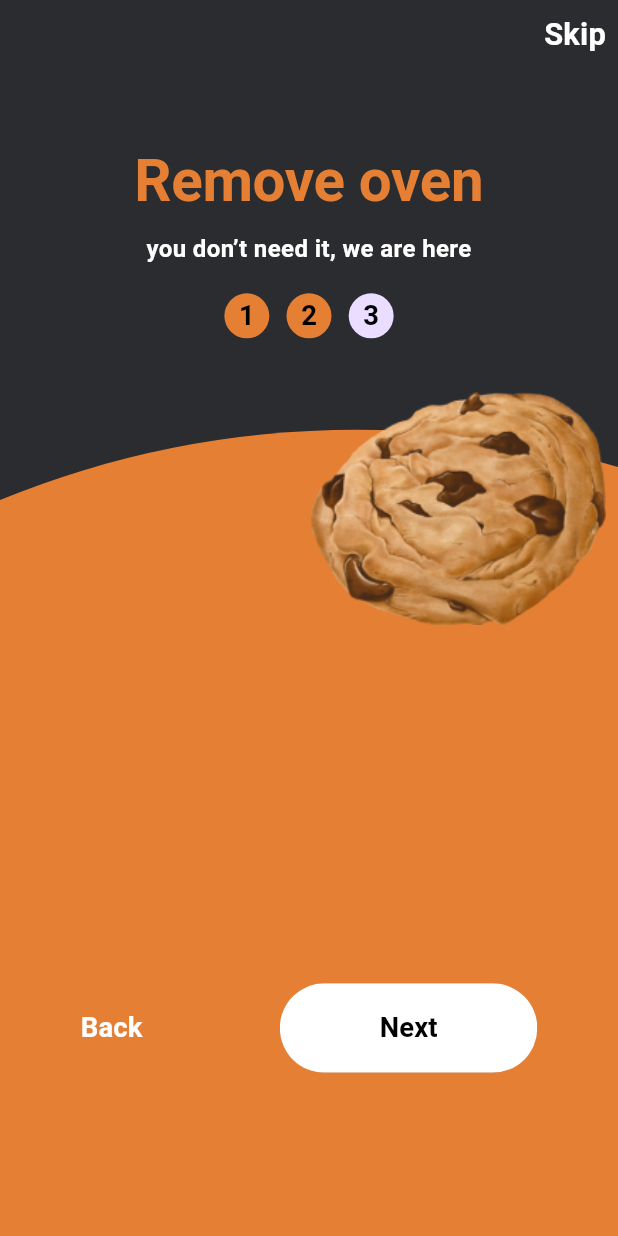
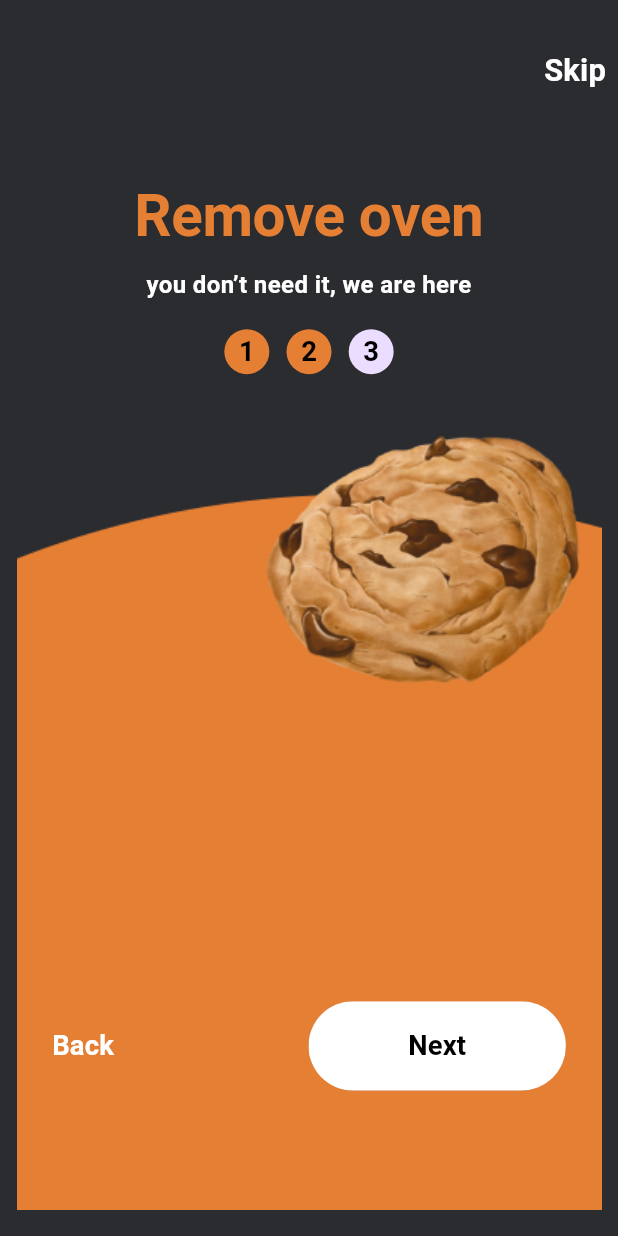
Before and after one commit to hassan553/cookies, a Flutter app: the OnBoardingSecondView screen opened directly, on a phone screen of 412 x 824 dp. Run offline on Flutter 3.47's test engine with Material 3 defaults, Android fonts, the phone set to English and light mode, and no system bars; our stand-ins replace animated_notch_bottom_bar, dartz, device_preview, dio, flutter_screenutil, shared_preferences; accounts and stored records are empty; Roboto replaces fonts that are missing (Montserrat).

Commit message:
edit onboarding pages

```diff
--- a/lib/core/utils/app_assets.dart
+++ b/lib/core/utils/app_assets.dart
@@ -49,6 +49,18 @@ class Assets {
   /// assets/images/home.png
   static const String imagesHome = "assets/images/home.png";
 
+  /// Assets for imagesOnboarding1
+  /// assets/images/onboarding1.png
+  static const String imagesOnboarding1 = "assets/images/onboarding1.png";
+
+  /// Assets for imagesOnboarding2
+  /// assets/images/onboarding2.png
+  static const String imagesOnboarding2 = "assets/images/onboarding2.png";
+
+  /// Assets for imagesOnboarding3
+  /// assets/images/onboarding3.png
+  static const String imagesOnboarding3 = "assets/images/onboarding3.png";
+
   /// Assets for imagesOnboardingPerson
   /// assets/images/onboarding_person.png
   static const String imagesOnboardingPerson = "assets/images/onboarding_person.png";
--- a/lib/features/auth/presentation/views/home_view.dart
+++ b/lib/features/auth/presentation/views/home_view.dart
@@ -168,7 +168,7 @@ class CookiesWidget extends StatelessWidget {
       Container(
         height: 130.h,
         width: 150.w,
-        alignment: Alignment.center,
+        alignment: Alignment.bottomCenter,
         padding:
             const EdgeInsetsDirectional.symmetric(horizontal: 20, vertical: 10),
         decoration: const BoxDecoration(
--- a/lib/features/auth/presentation/views/register_view.dart
+++ b/lib/features/auth/presentation/views/register_view.dart
@@ -1,9 +1,11 @@
+import 'package:cookies/core/extension/navigation_extension.dart';
 import 'package:cookies/core/extension/text_theme_extension.dart';
 import 'package:cookies/core/functions/check_orientation.dart';
 import 'package:cookies/core/utils/app_assets.dart';
 import 'package:cookies/core/widgets/custom_button.dart';
 import 'package:cookies/core/widgets/custom_text_button.dart';
 import 'package:cookies/core/widgets/custom_text_field.dart';
+import 'package:cookies/features/auth/presentation/views/login_view.dart';
 import 'package:flutter/material.dart';
 import 'package:flutter_screenutil/flutter_screenutil.dart';
 
@@ -72,7 +74,7 @@ class RegisterView extends StatelessWidget {
                   children: [
                     Text('Have an account? ', style: context.f14700),
                     CustomTextButton(
-                      onTap: () {},
+                      onTap: () => context.navigateToPage(const LoginView()),
                       text: 'Sign In',
                       style: context.f14700
                           ?.copyWith(color: AppColors.primaryColor),
--- a/lib/features/onboarding/presentation/views/onboarding2_view.dart
+++ b/lib/features/onboarding/presentation/views/onboarding2_view.dart
@@ -1,14 +1,16 @@
 // ignore_for_file: avoid_unnecessary_containers
 
+import 'package:cookies/core/extension/navigation_extension.dart';
 import 'package:cookies/core/extension/text_theme_extension.dart';
 import 'package:cookies/core/utils/app_colors.dart';
 import 'package:cookies/core/widgets/custom_button.dart';
 import 'package:cookies/core/widgets/custom_text_button.dart';
-import 'package:cookies/features/onboarding/presentation/widgets/onboarding_background_painter.dart';
+import 'package:cookies/features/onboarding/presentation/views/onboarding3_view.dart';
 import 'package:flutter/material.dart';
 import 'package:flutter_screenutil/flutter_screenutil.dart';
 
 import '../../../../core/utils/app_assets.dart';
+import '../../../auth/presentation/views/login_view.dart';
 
 class OnBoardingSecondView extends StatelessWidget {
   const OnBoardingSecondView({super.key});
@@ -17,29 +19,37 @@ class OnBoardingSecondView extends StatelessWidget {
   Widget build(BuildContext context) {
     return Scaffold(
       body: SafeArea(
+        child: SizedBox(
+          width: ScreenUtil().screenWidth,
+          height: ScreenUtil().screenHeight,
           child: SingleChildScrollView(
-          child: Padding(
-            padding: const EdgeInsetsDirectional.all(8.0),
             child: Stack(
-              alignment: AlignmentDirectional.topCenter,
+              alignment: Alignment.bottomCenter,
               children: [
-                CustomPaint(
-                  size: Size(ScreenUtil().screenWidth, 700),
-                  painter: RPSCustomPainter2(),
-                ),
+                Image.asset(Assets.imagesOnboarding2),
                 Column(
                   mainAxisAlignment: MainAxisAlignment.center,
                   children: [
+                    Padding(
+                      padding: const EdgeInsetsDirectional.all(8.0),
+                      child: Column(
+                        children: [
+                          SizedBox(height: 20.h),
                           Align(
                               alignment: AlignmentDirectional.topEnd,
-                        child: Text('Skip', style: context.f18600)),
+                              child: CustomTextButton(
+                                  text: 'Skip',
+                                  onTap: () => context
+                                      .navigateToReplacement(const LoginView()),
+                                  style: context.f18600)),
                           SizedBox(height: 50.h),
                           Text('Remove oven',
                               style: context.f34600
                                   ?.copyWith(color: AppColors.primaryColor)),
                           SizedBox(height: 10.h),
                           Text('you don’t need it, we are here',
-                        textAlign: TextAlign.center, style: context.f14700),
+                              textAlign: TextAlign.center,
+                              style: context.f14700),
                           SizedBox(height: 15.h),
                           Row(
                             mainAxisAlignment: MainAxisAlignment.center,
@@ -68,32 +78,31 @@ class OnBoardingSecondView extends StatelessWidget {
                               )
                             ],
                           ),
-                    SizedBox(height: 30.h),
-                    Align(
-                      alignment: AlignmentDirectional.centerEnd,
-                      child: Image.asset(Assets.imagesCookies3,
-                          fit: BoxFit.fill, height: 130.h),
-                    ),
-                    SizedBox(height: 200.h),
+                          SizedBox(height: 350.h),
                           Row(
                             mainAxisAlignment: MainAxisAlignment.spaceAround,
                             children: [
                               CustomTextButton(
-                          onTap: () {},
+                                onTap: () => context.pop(),
                                 text: 'Back',
                                 style: context.f16600,
                               ),
+                              SizedBox(width: 20.w),
                               CustomButton(
                                   color: AppColors.white,
                                   radius: 30,
                                   width: 150.w,
-                            function: () {},
+                                  function: () => context.navigateToPage(
+                                      const OnBoardingThreeView()),
                                   title: 'Next',
                                   textStyle: context.f16600
                                       ?.copyWith(color: AppColors.black)),
                             ],
                           ),
-                    // SizedBox(height: 80.h),
+                          SizedBox(height: 60.h),
+                        ],
+                      ),
+                    ),
                   ],
                 ),
               ],
@@ -104,9 +113,3 @@ class OnBoardingSecondView extends StatelessWidget {
     );
   }
 }
-//     currentPageIndex = (currentPageIndex + 1) % pages.length;
-/*
-    CircularProgressIndicator(
-            value: currentPageIndex / (pages.length - 1),
-          ),
-          */
```
Also changed, not shown: lib/features/auth/presentation/views/login_view.dart (+6 -2 lines), lib/features/onboarding/data/models/onboarding_model.dart (deleted, +0 -32 lines), lib/features/onboarding/presentation/views/onboarding1_view.dart (+23 -22 lines), lib/features/onboarding/presentation/views/onboarding3_view.dart (+28 -33 lines), lib/features/onboarding/presentation/widgets/custom_nav_bar.dart (deleted, +0 -25 lines), lib/features/onboarding/presentation/widgets/custom_smooth_page_indicator.dart (deleted, +0 -20 lines), lib/features/onboarding/presentation/widgets/get_buttons.dart (deleted, +0 -53 lines), lib/features/onboarding/presentation/widgets/onboarding_background_painter.dart (deleted, +0 -49 lines), lib/main.dart (+3 -6 lines), assets/images/onboarding1.png (added), assets/images/onboarding2.png (added), assets/images/onboarding3.png (added). Lines whose indentation alone changed are shown as unchanged.
